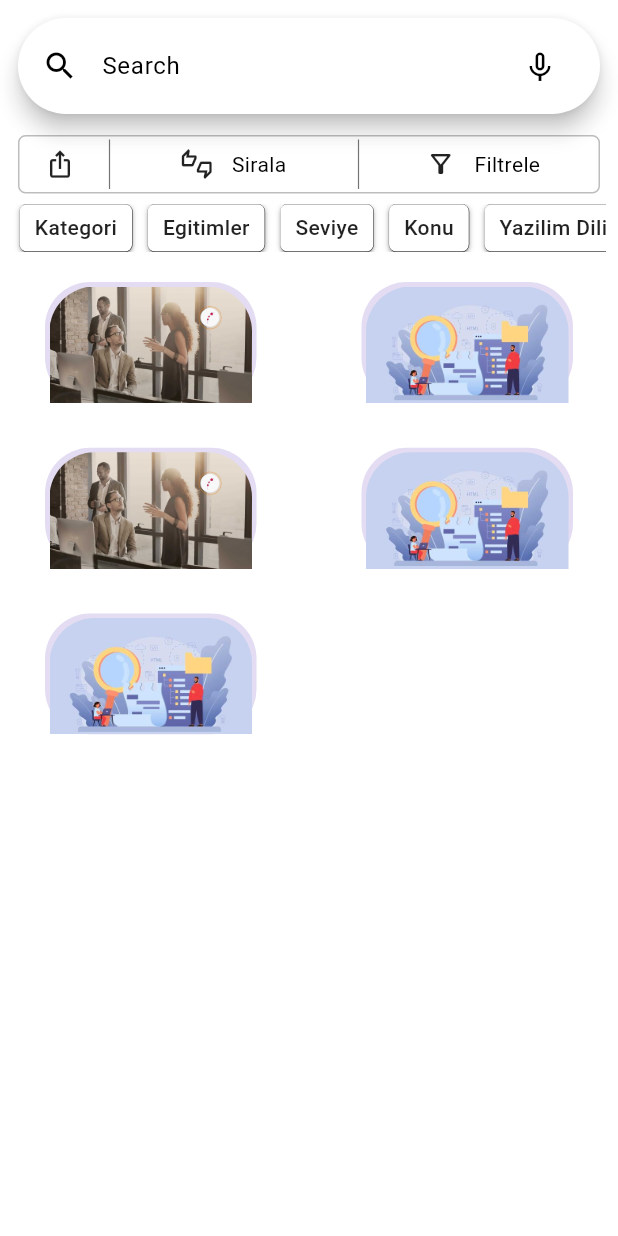
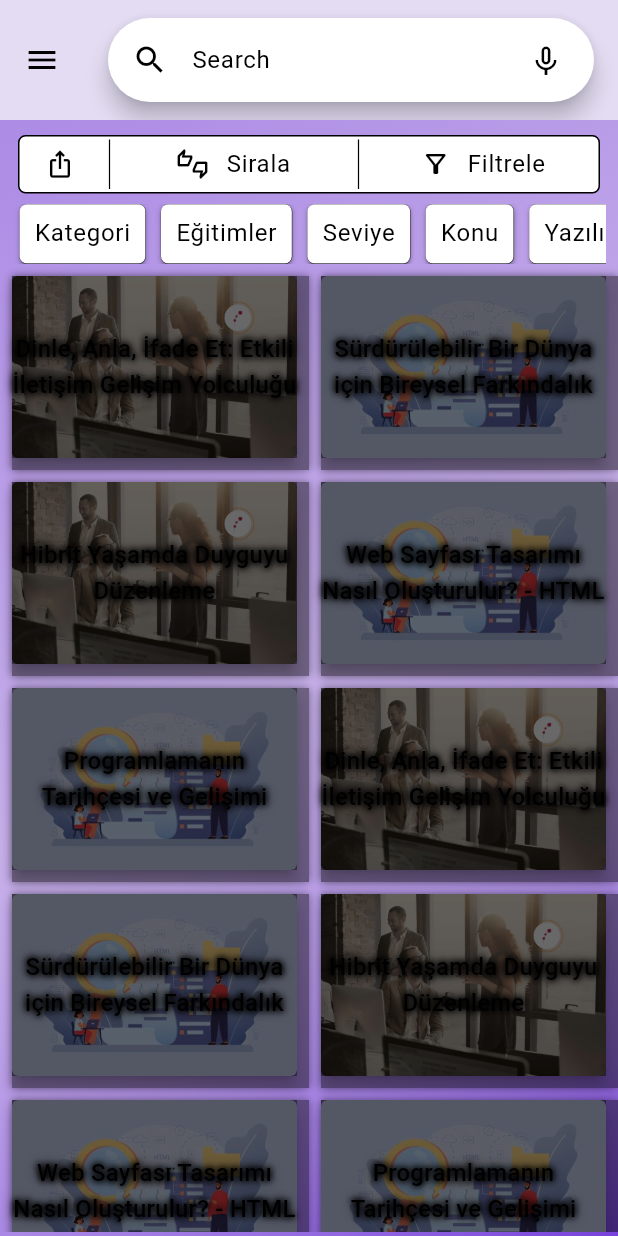
Before and after one commit to zehraCoskun/Tobeto-Mobile, a Flutter app: the screen it shows after launch, on a phone screen of 412 x 824 dp. Run offline on Flutter 3.47's test engine with Material 3 defaults, Android fonts, the phone set to English and light mode, and no system bars; our stand-ins replace bloc, flutter_bloc, lottie.

Commit message:
catalog  pages updated

```diff
--- a/tobeto_mobil/lib/core/widgets/background_widget.dart
+++ b/tobeto_mobil/lib/core/widgets/background_widget.dart
@@ -30,11 +30,9 @@ class BackgroundWidget extends StatelessWidget {
               begin: Alignment.topLeft,
               end: Alignment.bottomRight,
               colors: [
-                Theme.of(context).colorScheme.primary, //.withOpacity(0.1).withAlpha(200)
+                Theme.of(context).colorScheme.onSecondary.withAlpha(100),
                 Theme.of(context).colorScheme.onSecondary.withAlpha(150),
-
-                // 12/15/2023 6PM - added Alpha of 100
-                Theme.of(context).colorScheme.onSecondary.withAlpha(100),
+                Theme.of(context).colorScheme.primary,
               ],
             ),
           ),
--- a/tobeto_mobil/lib/dummy_data.dart
+++ b/tobeto_mobil/lib/dummy_data.dart
@@ -199,4 +199,39 @@ final List<CatalogModel> catalogModelData = [
     trainer: "Gürkan İlişen",
     thumbnail: catalog2,
   ),
+  CatalogModel(
+    id: "1",
+    title: "Dinle, Anla, İfade Et: Etkili İletişim Gelişim Yolculuğu",
+    totalDuration: "4s 14dk",
+    trainer: "Gürkan İlişen",
+    thumbnail: catalog1,
+  ),
+  CatalogModel(
+    id: "2",
+    title: "Sürdürülebilir Bir Dünya için Bireysel Farkındalık",
+    totalDuration: "40dk",
+    trainer: "Gürkan İlişen",
+    thumbnail: catalog2,
+  ),
+  CatalogModel(
+    id: "3",
+    title: "Hibrit Yaşamda Duyguyu Düzenleme",
+    totalDuration: "53dk",
+    trainer: "Gürkan İlişen",
+    thumbnail: catalog1,
+  ),
+  CatalogModel(
+    id: "4",
+    title: "Web Sayfası Tasarımı Nasıl Oluşturulur? - HTML ",
+    totalDuration: "2s 14dk",
+    trainer: "Gürkan İlişen",
+    thumbnail: catalog2,
+  ),
+  CatalogModel(
+    id: "5",
+    title: "Programlamanın Tarihçesi ve Gelişimi",
+    totalDuration: "1s",
+    trainer: "Gürkan İlişen",
+    thumbnail: catalog2,
+  ),
 ];
--- a/tobeto_mobil/lib/models/education_model.dart
+++ b/tobeto_mobil/lib/models/education_model.dart
@@ -1,13 +1,17 @@
+import 'package:tobeto_mobil/models/content_model.dart';
+
 class EducationModel {
   final String id;
   final String title;
   final String time;
   final String thumbnail;
+  //final List<ContentModel> contens;
 
   EducationModel({
     required this.id,
     required this.title,
     required this.time,
     required this.thumbnail,
+    // required this.contens,
   });
 }
--- a/tobeto_mobil/lib/models/enums/catalog_category_item.dart
+++ /dev/null
@@ -1,29 +0,0 @@
-enum CatalogCategoryItem {
-  category,
-  educations,
-  level,
-  topic,
-  language,
-  trainer,
-  situation;
-
-  @override
-  String toString() {
-    switch (this) {
-      case CatalogCategoryItem.category:
-        return "Kategori";
-      case CatalogCategoryItem.educations:
-        return "Eğitimler";
-      case CatalogCategoryItem.level:
-        return "Seviye";
-      case CatalogCategoryItem.topic:
-        return "Konu";
-      case CatalogCategoryItem.language:
-        return "Yazılım Dili";
-      case CatalogCategoryItem.trainer:
-        return "Eğitmen";
-      case CatalogCategoryItem.situation:
-        return "Durum";
-    }
-  }
-}
--- a/tobeto_mobil/lib/models/enums/catalog_filter_item.dart
+++ b/tobeto_mobil/lib/models/enums/catalog_filter_item.dart
@@ -6,22 +6,21 @@ enum CatalogFilterItem {
   language,
   educator,
   status;
-
-  @override
+ @override
   String toString() {
     switch (this) {
       case CatalogFilterItem.category:
         return "Kategori";
       case CatalogFilterItem.education:
-        return "Egitimler";
+        return "Eğitimler";
       case CatalogFilterItem.level:
         return "Seviye";
       case CatalogFilterItem.subject:
         return "Konu";
       case CatalogFilterItem.language:
-        return "Yazilim Dili";
+        return "Yazılım Dili";
       case CatalogFilterItem.educator:
-        return "Egitmen";
+        return "Eğitmen";
       case CatalogFilterItem.status:
         return "Durum";
     }
--- a/tobeto_mobil/lib/pages/catalog/catalog_body.dart
+++ b/tobeto_mobil/lib/pages/catalog/catalog_body.dart
@@ -1,6 +1,7 @@
 import 'package:flutter/material.dart';
 import 'package:tobeto_mobil/models/catalog_model.dart';
 import 'package:tobeto_mobil/pages/catalog/catalog_category/catalog_card.dart';
+
 
 class CatalogBody extends StatelessWidget {
   const CatalogBody({
@@ -15,17 +16,19 @@ class CatalogBody extends StatelessWidget {
     return Expanded(
       flex: 15,
       child: GridView.builder(
-        gridDelegate: const SliverGridDelegateWithMaxCrossAxisExtent(
-          maxCrossAxisExtent: 200,
-          childAspectRatio: 2 / 1,
-          mainAxisSpacing: 10,
-          crossAxisSpacing: 10,
+        gridDelegate: SliverGridDelegateWithMaxCrossAxisExtent(
+          maxCrossAxisExtent: MediaQuery.of(context).size.width / 2,
+          childAspectRatio: 3 / 2,
         ),
         itemCount: catelogModels.length,
         itemBuilder: (context, index) {
-          return Container(
-            //color: Colors.red,
+          return InkWell(
             child: CatalogCard(catalog: catelogModels[index]),
+            onTap: () {
+              //Navigator.of(context).pushNamed("/detail", arguments: catalogList[index]);
+              //TODO: detay sayfası yapmadık hiç :(((
+              print(catelogModels[index].id);
+            },
           );
         },
       ),
--- a/tobeto_mobil/lib/pages/catalog/catalog_category/catalog_card.dart
+++ b/tobeto_mobil/lib/pages/catalog/catalog_category/catalog_card.dart
@@ -1,6 +1,5 @@
 import 'package:flutter/material.dart';
 import 'package:tobeto_mobil/models/catalog_model.dart';
-import 'package:tobeto_mobil/pages/detail/education_detail_page/education_detail_page.dart';
 
 class CatalogCard extends StatelessWidget {
   const CatalogCard({
@@ -12,69 +11,84 @@ class CatalogCard extends StatelessWidget {
 
   @override
   Widget build(BuildContext context) {
-    return AspectRatio(
-      aspectRatio: 1 / 1,
-      child: Container(
-        margin: const EdgeInsets.only(top: 20, left: 30, right: 30),
-        decoration: BoxDecoration(borderRadius: BorderRadius.circular(30), color: Theme.of(context).drawerTheme.backgroundColor),
-        child: ListView(
-          primary: false,
-          children: <Widget>[
-            buildHeader(),
-            buildBody(context),
-          ],
+    return SizedBox(
+      width: MediaQuery.of(context).size.width / 3 * 2,
+      child: Card(
+        color: Theme.of(context).cardColor, //!
+        elevation: 4,
+        margin: const EdgeInsets.all(8),
+        shape: RoundedRectangleBorder(
+          borderRadius: BorderRadius.circular(4),
         ),
-      ),
-    );
-  }
-
-  Widget buildHeader() {
-    return AspectRatio(
-      aspectRatio: 3 / 2,
-      child: Padding(
-        padding: const EdgeInsets.all(3.0),
-        child: ClipRRect(
-          borderRadius: const BorderRadius.only(
-            topLeft: Radius.circular(30),
-            topRight: Radius.circular(30),
+        child: Container(
+          decoration: const BoxDecoration(
+            boxShadow: [
+              BoxShadow(
+                blurStyle: BlurStyle.solid,
+                color: Colors.black45,
+                spreadRadius: 4,
+                blurRadius: 4,
+                offset: Offset(4, 4),
+              ),
+            ],
           ),
-          child: Image.asset(
-            catalog.thumbnail,
-            fit: BoxFit.fitWidth,
-          ),
-        ),
-      ),
-    );
-  }
-
-  Widget buildBody(BuildContext context) {
-    return InkWell(
-      onTap: () {
-        Navigator.of(context).push(
-          MaterialPageRoute(
-            builder: (context) => EducationDetailPage(id: catalog.id),
-          ),
-        );
-      },
-      child: Padding(
-        padding: const EdgeInsets.symmetric(
-          horizontal: 16,
-          vertical: 8,
-        ),
-        child: Column(
-          crossAxisAlignment: CrossAxisAlignment.start,
-          children: <Widget>[
-            Text(
-              catalog.title,
-              style: Theme.of(context).textTheme.titleLarge,
-            ),
-            Text(
-              catalog.trainer,
-              style: Theme.of(context).textTheme.bodySmall,
-            ),
-          ],
+          child: CardContent(catalog: catalog),
         ),
       ),
     );
   }
 }
+
+class CardContent extends StatelessWidget {
+  const CardContent({
+    super.key,
+    required this.catalog,
+  });
+
+  final CatalogModel catalog;
+  @override
+  Widget build(BuildContext context) {
+    return Stack(
+      alignment: Alignment.center,
+      children: [
+        ClipRRect(
+          borderRadius: const BorderRadius.all(Radius.circular(4)),
+          child: Opacity(
+            opacity: 0.7,
+            child: Image.asset(
+              catalog.thumbnail,
+              width: double.infinity,
+              fit: BoxFit.cover,
+            ),
+          ),
+        ),
+        Container(
+          color: Theme.of(context).colorScheme.outline.withOpacity(0.4),
+        ),
+        Text(
+          catalog.title,
+          style: Theme.of(context).textTheme.titleMedium?.copyWith(
+            shadows: [
+              BoxShadow(
+                color: Theme.of(context).colorScheme.outline,
+                spreadRadius: 2,
+                blurRadius: 5,
+              ),
+              BoxShadow(
+                color: Theme.of(context).colorScheme.outline,
+                spreadRadius: 2,
+                blurRadius: 5,
+              ),
+              BoxShadow(
+                color: Theme.of(context).colorScheme.outline,
+                spreadRadius: 2,
+                blurRadius: 10,
+              ),
+            ],
+          ),
+          textAlign: TextAlign.center,
+        ),
+      ],
+    );
+  }
+}
--- a/tobeto_mobil/lib/pages/catalog/catalog_category/catalog_header.dart
+++ b/tobeto_mobil/lib/pages/catalog/catalog_category/catalog_header.dart
@@ -9,9 +9,7 @@ class CatalogHeader extends StatelessWidget {
   Widget build(BuildContext context) {
     final controller = TextEditingController();
 
-    return Padding(
-      padding: const EdgeInsets.all(12.0),
-      child: SearchBar(
+    return SearchBar(
       backgroundColor: const MaterialStatePropertyAll(Colors.white),
       leading: const Padding(
         padding: EdgeInsets.all(8.0),
@@ -20,17 +18,13 @@ class CatalogHeader extends StatelessWidget {
       hintText: "Search",
       controller: controller,
       trailing: [
-          Padding(
-            padding: const EdgeInsets.all(8.0),
-            child: IconButton(
+        IconButton(
           onPressed: () {},
           icon: const Icon(
             Icons.keyboard_voice_outlined,
           ),
-            ),
         )
       ],
-      ),
     );
   }
 }
--- a/tobeto_mobil/lib/pages/catalog/catalog_filter/catalog_filter_body.dart
+++ b/tobeto_mobil/lib/pages/catalog/catalog_filter/catalog_filter_body.dart
@@ -16,7 +16,7 @@ class CatalogFilterBody extends StatelessWidget {
           child: Row(
             children: <Widget>[
               ...CatalogFilterItem.values.map((item) {
-                return buildFilterItem(item);
+                return buildFilterItem(item, context);
               }),
             ],
           ),
@@ -25,7 +25,7 @@ class CatalogFilterBody extends StatelessWidget {
     );
   }
 
-  Widget buildFilterItem(CatalogFilterItem catalogFilterItem) {
+  Widget buildFilterItem(CatalogFilterItem catalogFilterItem, BuildContext context) {
     return IntrinsicWidth(
       stepHeight: 8,
       child: Container(
@@ -50,11 +50,7 @@ class CatalogFilterBody extends StatelessWidget {
         ),
         child: Text(
           catalogFilterItem.toString(),
-          style: const TextStyle(
-            color: Colors.black87,
-            fontSize: 14,
-            fontWeight: FontWeight.w500,
-          ),
+          style: Theme.of(context).textTheme.bodyLarge,
         ),
       ),
     );
--- a/tobeto_mobil/lib/pages/catalog/catalog_filter/catalog_filter_header.dart
+++ b/tobeto_mobil/lib/pages/catalog/catalog_filter/catalog_filter_header.dart
@@ -12,66 +12,70 @@ class CatalogFilterHeader extends StatelessWidget {
         padding: const EdgeInsets.all(2),
         margin: const EdgeInsets.symmetric(horizontal: 12, vertical: 2),
         decoration: BoxDecoration(
+          color: Colors.white,
           borderRadius: BorderRadius.circular(5),
           border: Border.all(
-            color: Colors.black26,
+            color: Theme.of(context).colorScheme.outline, //Colors.black26,
           ),
         ),
         child: Row(
           children: <Widget>[
-            buildShareSection(),
-            buildDivider(),
-            buildOrderBySection(),
-            buildDivider(),
-            buildFilterSection(),
+            buildShareSection(context),
+            buildDivider(context),
+            buildOrderBySection(context),
+            buildDivider(context),
+            buildFilterSection(context),
           ],
         ),
       ),
     );
   }
 
-  Widget buildDivider() {
-    return const VerticalDivider(
-      color: Colors.black54,
+  Widget buildDivider(BuildContext context) {
+    return VerticalDivider(
+      color: Theme.of(context).colorScheme.outline, //Colors.black54,
       thickness: 0.8,
     );
   }
 
-  Widget buildShareSection() {
+  Widget buildShareSection(BuildContext context) {
     return Expanded(
       child: InkWell(
         child: Container(
           alignment: Alignment.center,
-          child: const Icon(
+          child: Icon(
             Icons.ios_share_outlined,
             size: 20,
-            color: Colors.black87,
+            color: Theme.of(context).colorScheme.outline,
           ),
         ),
       ),
     );
   }
 
-  Widget buildOrderBySection() {
-    return const Expanded(
+  Widget buildOrderBySection(BuildContext context) {
+    return Expanded(
       flex: 3,
       child: InkWell(
         child: Row(
           mainAxisAlignment: MainAxisAlignment.spaceEvenly,
           children: <Widget>[
-            Spacer(
+            const Spacer(
               flex: 3,
             ),
             Icon(
               Icons.thumbs_up_down_outlined,
               size: 20,
-              color: Colors.black87,
+              color: Theme.of(context).colorScheme.outline,
             ),
-            Spacer(
+            const Spacer(
               flex: 1,
             ),
-            Text("Sirala"),
-            Spacer(
+            Text(
+              "Sirala",
+              style: Theme.of(context).textTheme.bodyLarge,
+            ),
+            const Spacer(
               flex: 3,
             ),
           ],
@@ -80,26 +84,29 @@ class CatalogFilterHeader extends StatelessWidget {
     );
   }
 
-  Widget buildFilterSection() {
+  Widget buildFilterSection(BuildContext context) {
     return Expanded(
       flex: 3,
       child: InkWell(
-        child: const Row(
+        child: Row(
           mainAxisAlignment: MainAxisAlignment.center,
           children: <Widget>[
-            Spacer(
+            const Spacer(
               flex: 3,
             ),
             Icon(
               Icons.filter_alt_outlined,
               size: 20,
-              color: Colors.black87,
+              color: Theme.of(context).colorScheme.outline,
             ),
-            Spacer(
+            const Spacer(
               flex: 1,
             ),
-            Text("Filtrele"),
-            Spacer(
+            Text(
+              "Filtrele",
+              style: Theme.of(context).textTheme.bodyLarge,
+            ),
+            const Spacer(
               flex: 3,
             ),
           ],
--- a/tobeto_mobil/lib/pages/catalog/catalog_page.dart
+++ b/tobeto_mobil/lib/pages/catalog/catalog_page.dart
@@ -1,4 +1,6 @@
 import 'package:flutter/material.dart';
+import 'package:tobeto_mobil/core/screens/global_scaffold.dart';
+import 'package:tobeto_mobil/core/widgets/background_widget.dart';
 import 'package:tobeto_mobil/dummy_data.dart';
 import 'package:tobeto_mobil/pages/catalog/catalog_body.dart';
 import 'package:tobeto_mobil/pages/catalog/catalog_category/catalog_header.dart';
@@ -12,12 +14,15 @@ class CatalogPage extends StatelessWidget {
 
   @override
   Widget build(BuildContext context) {
-    return SafeArea(
-      child: Scaffold(
-        backgroundColor: Colors.white.withAlpha(230),
-        body: Column(
+    return GlobalScaffold(
+      appBar: AppBar(
+        title: const CatalogHeader(),
+        toolbarHeight: 80,
+      ),
+      body: BackgroundWidget(
+        child: Column(
           children: <Widget>[
-            const CatalogHeader(),
+            const SizedBox(height: 8),
             const CatalogFilterHeader(),
             const SizedBox(height: 5),
             const CatalogFilterBody(),
--- a/tobeto_mobil/lib/pages/home/survey_view.dart/no_surveys_card.dart
+++ b/tobeto_mobil/lib/pages/home/survey_view.dart/no_surveys_card.dart
@@ -19,7 +19,10 @@ class NoSurveysCard extends StatelessWidget {
             height: size.height * 0.4,
           ),
         ),
-        const Text("Atanmış herhangi bir anketiniz bulunmamaktadır")
+        const Text(
+          "Atanmış herhangi bir anketiniz bulunmamaktadır",
+          textAlign: TextAlign.center,
+        )
       ],
     );
   }
--- a/tobeto_mobil/lib/utils/theme/theme_ios.dart
+++ b/tobeto_mobil/lib/utils/theme/theme_ios.dart
@@ -10,6 +10,7 @@ class _tobetoLightColors {
   static Color yesil = const Color.fromARGB(255, 0, 210, 155);
   static Color siyah = Colors.black;
   static Color acikSiyah = Colors.black54;
+  static Color lacivert = const Color.fromARGB(255, 28, 28, 64);
 }
 
 final iosLightTheme = ThemeData(
@@ -28,7 +29,7 @@ final iosLightTheme = ThemeData(
       onPrimary: _tobetoLightColors.siyah,
       onSecondary: _tobetoLightColors.beyaz, //! drawer üst kısım rengi buradan alıyor
       onSurface: _tobetoLightColors.siyah,
-  ),
+      outline: _tobetoLightColors.lacivert),
 
   //AppBar Ayarları
   appBarTheme: AppBarTheme(
@@ -47,10 +48,13 @@ final iosLightTheme = ThemeData(
   textTheme: TextTheme(
     headlineSmall: TextStyle(color: _tobetoLightColors.acikSiyah, letterSpacing: 1.0, fontWeight: FontWeight.w700),
     headlineMedium: TextStyle(color: _tobetoLightColors.mor, fontSize: 30, fontWeight: FontWeight.w700),
-      bodyLarge: TextStyle(color: _tobetoDarkColors.siyah, fontSize: 16.0, fontWeight: FontWeight.w300),
+    bodyLarge: TextStyle(color: _tobetoLightColors.siyah, fontSize: 16.0, fontWeight: FontWeight.w400),
     bodyMedium: TextStyle(color: _tobetoLightColors.beyaz, fontSize: 20.0), //!
-      titleLarge: TextStyle(color: _tobetoDarkColors.yesil),
-      bodySmall: TextStyle(color: _tobetoLightColors.acikSiyah, fontStyle: FontStyle.italic, fontSize: 16)),
+    bodySmall: TextStyle(color: _tobetoLightColors.acikSiyah, fontStyle: FontStyle.italic, fontSize: 16),
+    titleLarge: TextStyle(color: _tobetoLightColors.yesil),
+    titleMedium: TextStyle(color: _tobetoLightColors.beyaz),
+    titleSmall: TextStyle(color: _tobetoLightColors.krem),
+  ),
 
   //TextButton Ayarlari
   textButtonTheme: const TextButtonThemeData(
@@ -127,7 +131,7 @@ final iosDarkTheme = ThemeData(
       onPrimary: _tobetoDarkColors.siyah,
       onSecondary: _tobetoDarkColors.krem, //!
       onSurface: _tobetoDarkColors.siyah,
-  ),
+      outline: _tobetoLightColors.lacivert),
 
   //AppBar Ayarları
   appBarTheme: AppBarTheme(color: _tobetoDarkColors.lacivert),
@@ -148,6 +152,7 @@ final iosDarkTheme = ThemeData(
       titleLarge: TextStyle(color: _tobetoDarkColors.yesil),
       titleMedium: TextStyle(color: _tobetoDarkColors.beyaz),
       titleSmall: TextStyle(color: _tobetoDarkColors.krem),
+      bodyLarge: TextStyle(color: _tobetoDarkColors.siyah, fontSize: 16.0, fontWeight: FontWeight.w400),
       bodyMedium: TextStyle(color: _tobetoDarkColors.krem, fontSize: 20.0), //!
       bodySmall: TextStyle(color: _tobetoLightColors.krem, fontStyle: FontStyle.italic, fontSize: 16)),
   //TextButton Ayarlari
```
Also changed, not shown: tobeto_mobil/lib/models/content_model.dart (added, +16 -0 lines). Lines whose indentation alone changed are shown as unchanged.
